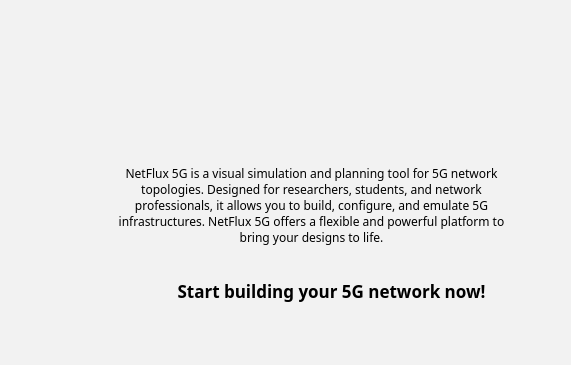
Above: netflux5g-editor/src/gui/ui/Welcome_Screen.ui from adaptivenetworklab/NetFlux5G before the change; both pictures show x 314 to 885 and y 0 to 365 of the 885 by 476 pixel window. Below: the same form after it.
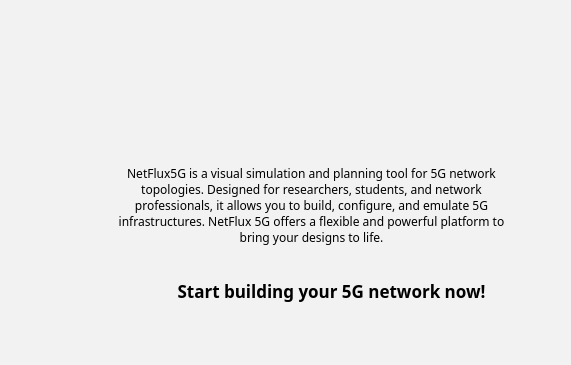
That is the form after the change. Icons and pictures are not drawn.

What changed in the file:
```diff
--- a/netflux5g-editor/src/gui/ui/Welcome_Screen.ui
+++ b/netflux5g-editor/src/gui/ui/Welcome_Screen.ui
@@ -149,7 +149,7 @@
      </font>
     </property>
     <property name="text">
-     <string>NetFlux 5G is a visual simulation and planning tool for 5G network topologies. Designed for researchers, students, and network professionals, it allows you to build, configure, and emulate 5G infrastructures. NetFlux 5G offers a flexible and powerful platform to bring your designs to life.</string>
+     <string>NetFlux5G is a visual simulation and planning tool for 5G network topologies. Designed for researchers, students, and network professionals, it allows you to build, configure, and emulate 5G infrastructures. NetFlux 5G offers a flexible and powerful platform to bring your designs to life.</string>
     </property>
     <property name="alignment">
      <set>Qt::AlignCenter</set>
```
